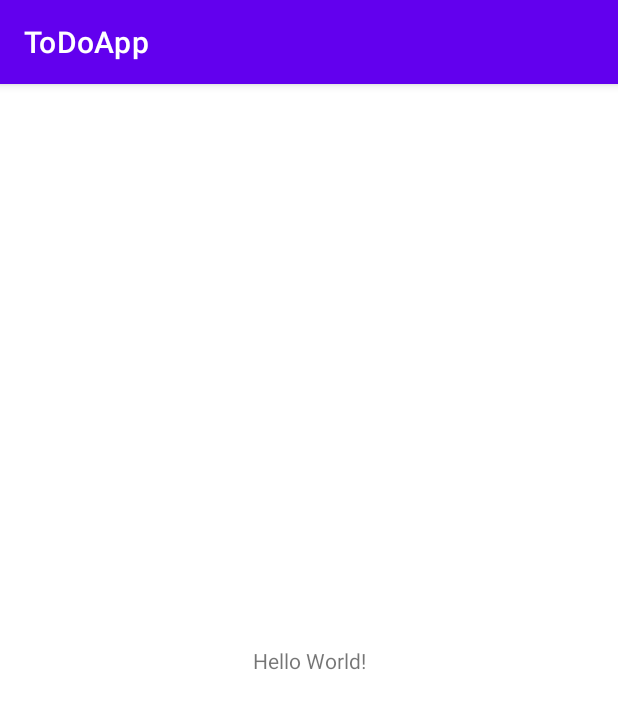
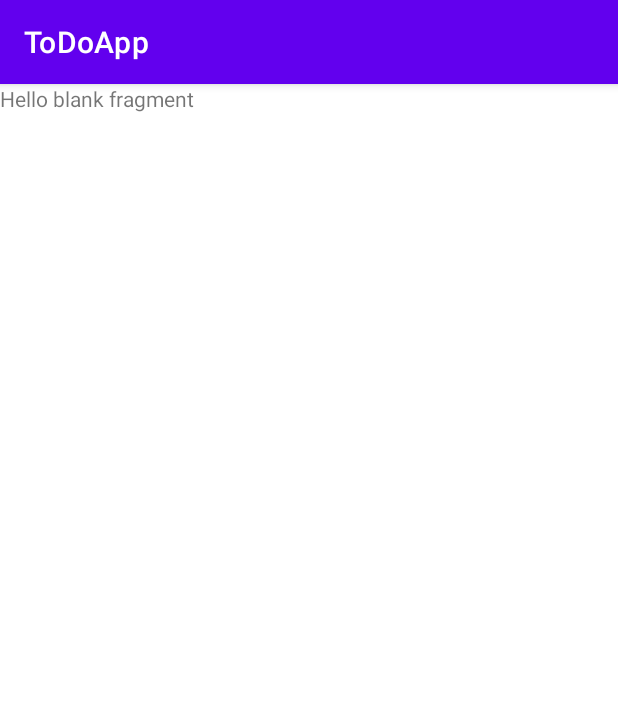
Before and after one commit to emineinan/To-DoApp, an Android app: the screen it shows after launch (MainActivity), on a phone screen of 412 x 824 dp. Shown: the top 709 px of the screen. Run offline under Robolectric (Android 15) with nearby library versions, the phone set to English and light mode, and no system bars.

Commit message:
Create navigation graph

```diff
--- a/app/build.gradle
+++ b/app/build.gradle
@@ -45,6 +45,7 @@ dependencies {
     implementation 'androidx.appcompat:appcompat:1.3.0'
     implementation 'com.google.android.material:material:1.3.0'
     implementation 'androidx.constraintlayout:constraintlayout:2.0.4'
+    implementation 'androidx.legacy:legacy-support-v4:1.0.0'
     testImplementation 'junit:junit:4.+'
     androidTestImplementation 'androidx.test.ext:junit:1.1.3'
     androidTestImplementation 'androidx.test.espresso:espresso-core:3.4.0'
--- /dev/null
+++ b/app/src/main/java/com/example/todoapp/fragments/list/ListFragment.kt
@@ -0,0 +1,19 @@
+package com.example.todoapp.fragments.list
+
+import android.os.Bundle
+import android.view.LayoutInflater
+import android.view.View
+import android.view.ViewGroup
+import androidx.fragment.app.Fragment
+import com.example.todoapp.R
+
+class ListFragment : Fragment() {
+
+    override fun onCreateView(
+        inflater: LayoutInflater, container: ViewGroup?,
+        savedInstanceState: Bundle?
+    ): View? {
+        // Inflate the layout for this fragment
+        return inflater.inflate(R.layout.fragment_list, container, false)
+    }
+}
--- a/app/src/main/res/layout/activity_main.xml
+++ b/app/src/main/res/layout/activity_main.xml
@@ -6,13 +6,15 @@
     android:layout_height="match_parent"
     tools:context=".MainActivity">
 
-    <TextView
-        android:layout_width="wrap_content"
-        android:layout_height="wrap_content"
-        android:text="Hello World!"
+    <fragment
+        android:id="@+id/navHostFragment"
+        android:name="androidx.navigation.fragment.NavHostFragment"
+        android:layout_width="0dp"
+        android:layout_height="0dp"
+        app:defaultNavHost="true"
         app:layout_constraintBottom_toBottomOf="parent"
-        app:layout_constraintLeft_toLeftOf="parent"
-        app:layout_constraintRight_toRightOf="parent"
-        app:layout_constraintTop_toTopOf="parent" />
-
+        app:layout_constraintEnd_toEndOf="parent"
+        app:layout_constraintStart_toStartOf="parent"
+        app:layout_constraintTop_toTopOf="parent"
+        app:navGraph="@navigation/nav_graph" />
 </androidx.constraintlayout.widget.ConstraintLayout>
--- /dev/null
+++ b/app/src/main/res/layout/fragment_list.xml
@@ -0,0 +1,14 @@
+<?xml version="1.0" encoding="utf-8"?>
+<FrameLayout xmlns:android="http://schemas.android.com/apk/res/android"
+    xmlns:tools="http://schemas.android.com/tools"
+    android:layout_width="match_parent"
+    android:layout_height="match_parent"
+    tools:context=".fragments.list.ListFragment">
+
+    <!-- TODO: Update blank fragment layout -->
+    <TextView
+        android:layout_width="match_parent"
+        android:layout_height="match_parent"
+        android:text="@string/hello_blank_fragment" />
+
+</FrameLayout>
--- /dev/null
+++ b/app/src/main/res/navigation/nav_graph.xml
@@ -0,0 +1,38 @@
+<?xml version="1.0" encoding="utf-8"?>
+<navigation xmlns:android="http://schemas.android.com/apk/res/android"
+    xmlns:app="http://schemas.android.com/apk/res-auto"
+    xmlns:tools="http://schemas.android.com/tools"
+    android:id="@+id/nav_graph"
+    app:startDestination="@id/listFragment">
+
+    <fragment
+        android:id="@+id/listFragment"
+        android:name="com.example.todoapp.fragments.list.ListFragment"
+        android:label="fragment_list"
+        tools:layout="@layout/fragment_list" >
+        <action
+            android:id="@+id/action_listFragment_to_addFragment"
+            app:destination="@id/addFragment" />
+        <action
+            android:id="@+id/action_listFragment_to_updateFragment"
+            app:destination="@id/updateFragment" />
+    </fragment>
+    <fragment
+        android:id="@+id/addFragment"
+        android:name="com.example.todoapp.AddFragment"
+        android:label="fragment_add"
+        tools:layout="@layout/fragment_add" >
+        <action
+            android:id="@+id/action_addFragment_to_listFragment"
+            app:destination="@id/listFragment" />
+    </fragment>
+    <fragment
+        android:id="@+id/updateFragment"
+        android:name="com.example.todoapp.UpdateFragment"
+        android:label="fragment_update"
+        tools:layout="@layout/fragment_update" >
+        <action
+            android:id="@+id/action_updateFragment_to_listFragment"
+            app:destination="@id/listFragment" />
+    </fragment>
+</navigation>
--- a/app/src/main/res/values/strings.xml
+++ b/app/src/main/res/values/strings.xml
@@ -1,3 +1,5 @@
 <resources>
     <string name="app_name">ToDoApp</string>
+    <!-- TODO: Remove or change this placeholder text -->
+    <string name="hello_blank_fragment">Hello blank fragment</string>
 </resources>
```
Also changed, not shown: app/src/main/java/com/example/todoapp/fragments/add/AddFragment.kt (added, +20 -0 lines), app/src/main/java/com/example/todoapp/fragments/update/UpdateFragment.kt (added, +19 -0 lines), app/src/main/res/layout/fragment_add.xml (added, +14 -0 lines), app/src/main/res/layout/fragment_update.xml (added, +14 -0 lines).
